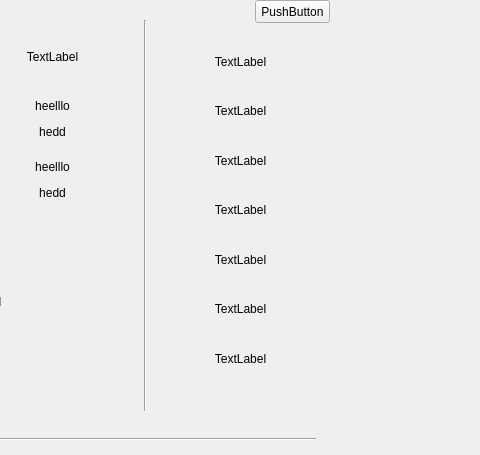
Old version of the form cops.ui in the repository prathyushpoduval/kryptochase; both pictures show x 465 to 945 and y 0 to 455 of the 1174 by 678 pixel window.
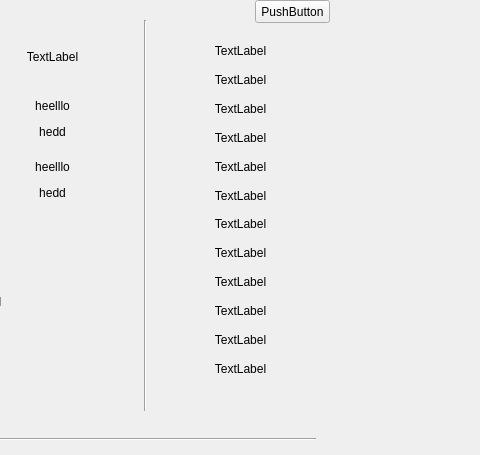
New version of the form.

```diff
--- a/cops.ui
+++ b/cops.ui
@@ -262,6 +262,41 @@
        </property>
       </widget>
      </item>
+     <item>
+      <widget class="QLabel" name="mvs8">
+       <property name="text">
+        <string>&lt;html&gt;&lt;head/&gt;&lt;body&gt;&lt;p align=&quot;center&quot;&gt;TextLabel&lt;/p&gt;&lt;/body&gt;&lt;/html&gt;</string>
+       </property>
+      </widget>
+     </item>
+     <item>
+      <widget class="QLabel" name="mvs9">
+       <property name="text">
+        <string>&lt;html&gt;&lt;head/&gt;&lt;body&gt;&lt;p align=&quot;center&quot;&gt;TextLabel&lt;/p&gt;&lt;/body&gt;&lt;/html&gt;</string>
+       </property>
+      </widget>
+     </item>
+     <item>
+      <widget class="QLabel" name="mvs10">
+       <property name="text">
+        <string>&lt;html&gt;&lt;head/&gt;&lt;body&gt;&lt;p align=&quot;center&quot;&gt;TextLabel&lt;/p&gt;&lt;/body&gt;&lt;/html&gt;</string>
+       </property>
+      </widget>
+     </item>
+     <item>
+      <widget class="QLabel" name="mvs11">
+       <property name="text">
+        <string>&lt;html&gt;&lt;head/&gt;&lt;body&gt;&lt;p align=&quot;center&quot;&gt;TextLabel&lt;/p&gt;&lt;/body&gt;&lt;/html&gt;</string>
+       </property>
+      </widget>
+     </item>
+     <item>
+      <widget class="QLabel" name="mvs12">
+       <property name="text">
+        <string>&lt;html&gt;&lt;head/&gt;&lt;body&gt;&lt;p align=&quot;center&quot;&gt;TextLabel&lt;/p&gt;&lt;/body&gt;&lt;/html&gt;</string>
+       </property>
+      </widget>
+     </item>
     </layout>
    </widget>
    <widget class="QWidget" name="horizontalLayoutWidget_2">
```
